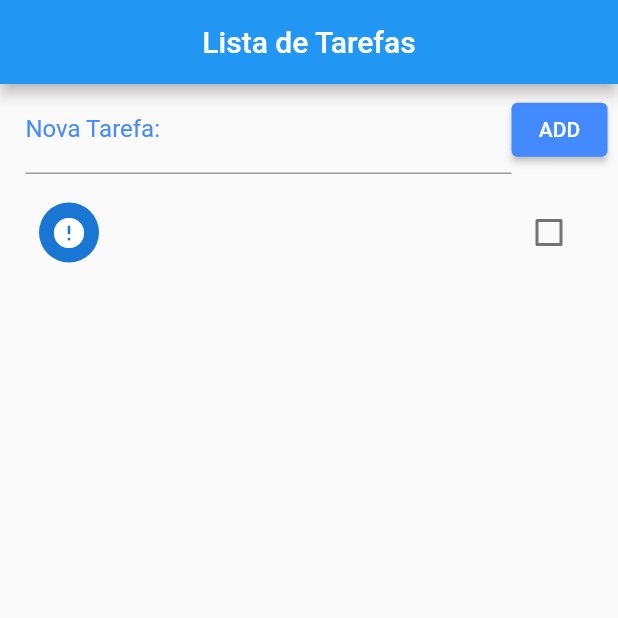
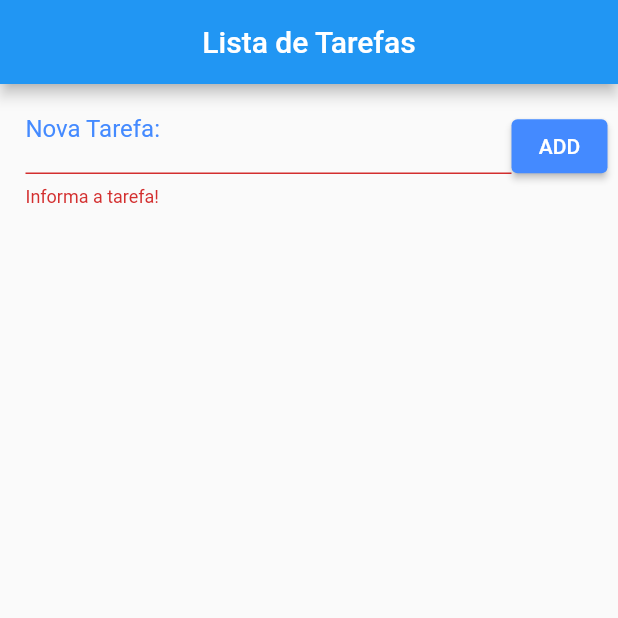
Before and after one commit to montonurb/flutter_apps_new, a Flutter app: the screen it shows after launch, after a tap on "ADD", on a phone screen of 412 x 824 dp, the top half of it. Run offline on Flutter 3.47's test engine with Material 2 defaults, Android fonts, the light colour scheme and no system bars.

Commit message:
adicionando opçao para excluir e nao adicionar em branco

```diff
--- a/lista_tarefas/lib/homepage.dart
+++ b/lista_tarefas/lib/homepage.dart
@@ -1,4 +1,4 @@
-// ignore_for_file: prefer_const_constructors, prefer_const_literals_to_create_immutables
+// ignore_for_file: prefer_const_constructors, prefer_const_literals_to_create_immutables, prefer_collection_literals, prefer_final_fields
 import 'dart:convert';
 import 'dart:io';
 import 'package:flutter/material.dart';
@@ -12,9 +12,139 @@ class HomePage extends StatefulWidget {
 }
 
 class _HomePageState extends State<HomePage> {
+  GlobalKey<FormState> _formKey = GlobalKey<FormState>();
   final tarefaController = TextEditingController();
 
   List _toDoList = [];
+  Map<String, dynamic> _lastRemoved = Map();
+  late int _lastRemovedPos;
+
+  @override
+  void initState() {
+    super.initState();
+    _readData().then((data) {
+      _toDoList = jsonDecode(data);
+      setState(() {});
+    });
+  }
+
+  void _addToDo() {
+    Map<String, dynamic> newToDo = Map();
+    newToDo["title"] = tarefaController.text;
+    tarefaController.text = "";
+    newToDo["done"] = false;
+    _toDoList.add(newToDo);
+    setState(() {});
+    _saveData();
+  }
+
+  @override
+  Widget build(BuildContext context) {
+    return Scaffold(
+        appBar: AppBar(
+          title: Text("Lista de Tarefas"),
+          centerTitle: true,
+        ),
+        body: Form(
+          key: _formKey,
+          child: Column(
+            children: [
+              Container(
+                padding: EdgeInsets.fromLTRB(17, 1, 7, 1),
+                child: Row(
+                  children: [
+                    Expanded(
+                      child: TextFormField(
+                        controller: tarefaController,
+                        validator: (value) {
+                          if (value!.isEmpty) {
+                            return "Informa a tarefa!";
+                          } else {}
+                        },
+                        decoration: InputDecoration(
+                            labelText: "Nova Tarefa:",
+                            labelStyle: TextStyle(
+                              color: Colors.blueAccent,
+                            )),
+                      ),
+                    ),
+                    ElevatedButton(
+                      onPressed: () {
+                        if (_formKey.currentState!.validate()) {
+                          _addToDo();
+                        }
+                      },
+                      style: TextButton.styleFrom(
+                        backgroundColor: Colors.blueAccent,
+                        primary: Colors.cyan,
+                      ),
+                      child: Text(
+                        "ADD",
+                        style: TextStyle(color: Colors.white),
+                      ),
+                    )
+                  ],
+                ),
+              ),
+              Expanded(
+                child: ListView.builder(
+                  padding: EdgeInsets.all(10),
+                  itemCount: _toDoList.length,
+                  itemBuilder: buildItem,
+                ),
+              )
+            ],
+          ),
+        ));
+  }
+
+  Widget buildItem(context, index) {
+    return Dismissible(
+      key: Key(DateTime.now().millisecondsSinceEpoch.toString()),
+      background: Container(
+        color: Colors.red,
+        child: Align(
+          alignment: Alignment(-0.9, 0.0),
+          child: Icon(
+            Icons.delete,
+            color: Colors.white,
+          ),
+        ),
+      ),
+      direction: DismissDirection.startToEnd,
+      child: CheckboxListTile(
+        secondary: CircleAvatar(
+          child: Icon(_toDoList[index]["done"] ? Icons.check : Icons.error),
+        ),
+        title: Text(_toDoList[index]["title"]),
+        value: _toDoList[index]["done"],
+        onChanged: (check) {
+          _toDoList[index]["done"] = check;
+          _saveData();
+          setState(() {});
+        },
+      ),
+      onDismissed: (direction) {
+        _lastRemoved = Map.from(_toDoList[index]);
+        _lastRemovedPos = index;
+        _toDoList.removeAt(index);
+        _saveData();
+        setState(() {});
+        final snack = SnackBar(
+          content: Text("Tarefa \"${_lastRemoved["title"]}\" removida."),
+          action: SnackBarAction(
+              label: "Desfazer",
+              onPressed: () {
+                _toDoList.insert(_lastRemovedPos, _lastRemoved);
+                _saveData();
+                setState(() {});
+              }),
+          duration: Duration(seconds: 2),
+        );
+        ScaffoldMessenger.of(context).showSnackBar(snack);
+      },
+    );
+  }
 
   Future<File> _getFile() async {
     final directory = await getApplicationSupportDirectory();
@@ -35,74 +165,4 @@ class _HomePageState extends State<HomePage> {
       return "Error!";
     }
   }
-
-  void _addToDo() {
-    Map<String, dynamic> newToDo = Map();
-    newToDo["title"] = tarefaController.text;
-    tarefaController.text = "";
-    newToDo["done"] = false;
-    _toDoList.add(newToDo);
-    setState(() {});
-  }
-
-  @override
-  Widget build(BuildContext context) {
-    return Scaffold(
-        appBar: AppBar(
-          title: Text("Lista de Tarefas"),
-          centerTitle: true,
-        ),
-        body: Column(
-          children: [
-            Container(
-              padding: EdgeInsets.fromLTRB(17, 1, 7, 1),
-              child: Row(
-                children: [
-                  Expanded(
-                    child: TextField(
-                      controller: tarefaController,
-                      decoration: InputDecoration(
-                          labelText: "Nova Tarefa:",
-                          labelStyle: TextStyle(
-                            color: Colors.blueAccent,
-                          )),
-                    ),
-                  ),
-                  ElevatedButton(
-                    onPressed: _addToDo,
-                    style: TextButton.styleFrom(
-                      backgroundColor: Colors.blueAccent,
-                      primary: Colors.cyan,
-                    ),
-                    child: Text(
-                      "ADD",
-                      style: TextStyle(color: Colors.white),
-                    ),
-                  )
-                ],
-              ),
-            ),
-            Expanded(
-              child: ListView.builder(
-                padding: EdgeInsets.all(10),
-                itemCount: _toDoList.length,
-                itemBuilder: (context, index) {
-                  return CheckboxListTile(
-                    secondary: CircleAvatar(
-                      child: Icon(
-                          _toDoList[index]["done"] ? Icons.check : Icons.error),
-                    ),
-                    title: Text(_toDoList[index]["title"]),
-                    value: _toDoList[index]["done"],
-                    onChanged: (check) {
-                      _toDoList[index]["done"] = check;
-                      setState(() {});
-                    },
-                  );
-                },
-              ),
-            )
-          ],
-        ));
-  }
 }
```
